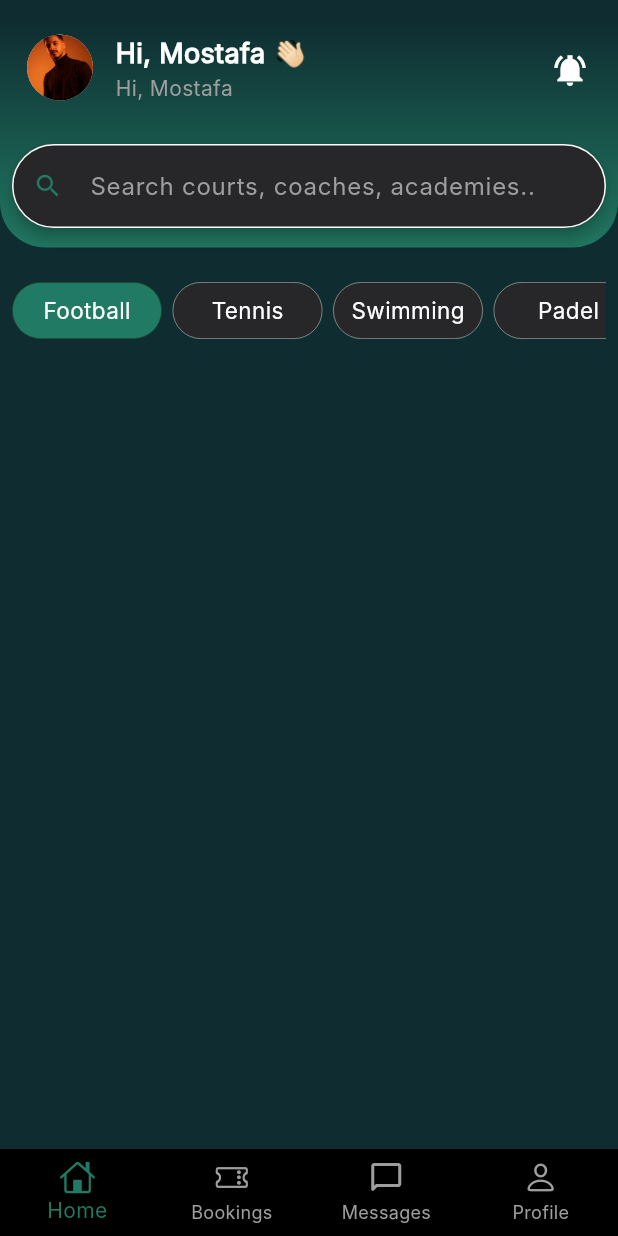
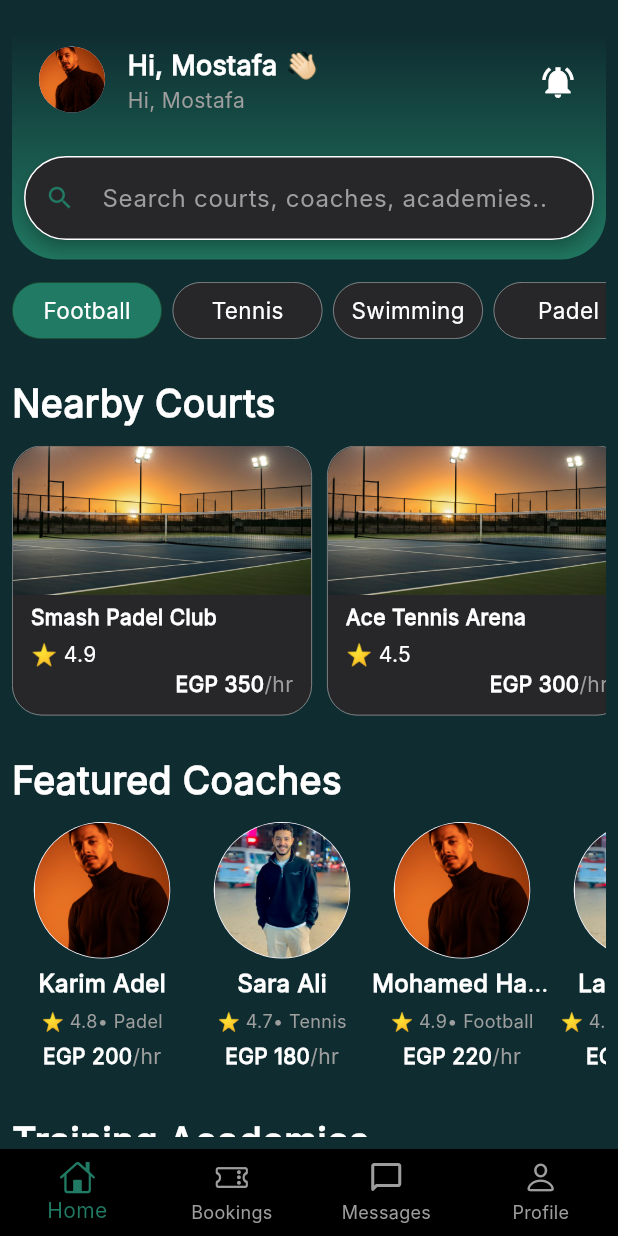
Before and after one commit to mostafa50141/mala3bna, a Flutter app: the screen it shows after launch, on a phone screen of 412 x 824 dp. Run offline on Flutter 3.47's test engine with Material 3 defaults, Android fonts, the phone set to English and light mode, and no system bars; our stand-ins replace gap.

Commit message:
Add courts , coaches and academic

```diff
--- a/lib/features/home/views/home_view.dart
+++ b/lib/features/home/views/home_view.dart
@@ -1,7 +1,11 @@
 import 'package:flutter/material.dart';
 import 'package:gap/gap.dart';
 import 'package:mala3bna/features/home/widgets/games_category.dart';
+import 'package:mala3bna/features/home/widgets/list-view-of-coach-category.dart';
+import 'package:mala3bna/features/home/widgets/list_view-of-courts-category.dart';
+import 'package:mala3bna/features/home/widgets/list_view_of_academic_category.dart';
 import 'package:mala3bna/features/home/widgets/user_info_search_field_container.dart';
+import 'package:mala3bna/shared/custom_text.dart';
 
 class HomeView extends StatefulWidget {
   const HomeView({super.key});
@@ -20,7 +24,12 @@ class _HomeViewState extends State<HomeView> {
       child: GestureDetector(
         onTap: () => FocusScope.of(context).unfocus(),
         child: Scaffold(
-          body: Column(
+          body: Padding(
+            padding: const EdgeInsets.all(8.0),
+            child: SingleChildScrollView(
+              physics: BouncingScrollPhysics(),
+              child: Column(
+                crossAxisAlignment: CrossAxisAlignment.start,
                 children: [
                   Gap(15),
 
@@ -28,9 +37,7 @@ class _HomeViewState extends State<HomeView> {
 
                   Gap(15),
 
-              Padding(
-                padding: const EdgeInsets.all(8.0),
-                child: SingleChildScrollView(
+                  SingleChildScrollView(
                     physics: BouncingScrollPhysics(),
                     scrollDirection: Axis.horizontal,
                     child: GamesCategory(
@@ -38,8 +45,45 @@ class _HomeViewState extends State<HomeView> {
                       category: category,
                     ),
                   ),
+
+                  Gap(25),
+
+                  customText(
+                    text: 'Nearby Courts',
+                    size: 25,
+                    weight: FontWeight.bold,
                   ),
+
+                  Gap(10),
+
+                  ListViewOfCourtsCategory(),
+
+                  Gap(25),
+
+                  customText(
+                    text: 'Featured Coaches',
+                    size: 25,
+                    weight: FontWeight.bold,
+                  ),
+
+                  Gap(10),
+
+                  ListViewOfCoachCategory(),
+
+                  Gap(25),
+
+                  customText(
+                    text: 'Training Academies',
+                    size: 25,
+                    weight: FontWeight.bold,
+                  ),
+
+                  Gap(10),
+
+                  ListViewOfAcademicCategory(),
                 ],
+              ),
+            ),
           ),
         ),
       ),
--- /dev/null
+++ b/lib/features/home/widgets/coach_category.dart
@@ -0,0 +1,76 @@
+import 'package:flutter/material.dart';
+import 'package:gap/gap.dart';
+import 'package:mala3bna/shared/custom_text.dart';
+
+class CoachCategory extends StatelessWidget {
+  const CoachCategory({
+    super.key,
+    required this.imageUrl,
+    required this.coachName,
+    required this.rating,
+    required this.sport,
+    required this.price,
+    this.onTap,
+  });
+  final String imageUrl;
+  final String coachName;
+  final double rating;
+  final String sport;
+  final int price;
+  final void Function()? onTap;
+
+  @override
+  Widget build(BuildContext context) {
+    return GestureDetector(
+      onTap: onTap,
+      child: Container(
+        height: 170,
+        constraints: BoxConstraints(minWidth: 100, maxWidth: 120),
+        child: Column(
+          crossAxisAlignment: CrossAxisAlignment.center,
+          children: [
+            CircleAvatar(
+              radius: 45.5,
+              backgroundColor: Colors.white,
+              child: CircleAvatar(
+                radius: 45,
+                backgroundImage: AssetImage(imageUrl),
+              ),
+            ),
+            Gap(5),
+            customText(
+              text: coachName,
+              size: 16,
+              weight: FontWeight.bold,
+              maxLines: 1,
+              overflow: TextOverflow.ellipsis,
+            ),
+            Gap(5),
+            Row(
+              mainAxisAlignment: MainAxisAlignment.center,
+              children: [
+                customText(text: '⭐ ', size: 12),
+                customText(
+                  text: rating.toString(),
+                  color: Colors.grey,
+                  size: 12,
+                ),
+                customText(text: '• ', color: Colors.grey, size: 12),
+                customText(text: sport, color: Colors.grey, size: 12),
+              ],
+            ),
+            Gap(5),
+            Row(
+              mainAxisAlignment: MainAxisAlignment.center,
+              children: [
+                customText(text: 'EGP ', weight: FontWeight.bold),
+                customText(text: price.toString(), weight: FontWeight.bold),
+                customText(text: '/hr', color: Colors.grey),
+              ],
+            ),
+          ],
+        ),
+      ),
+    );
+  }
+}
--- /dev/null
+++ b/lib/features/home/widgets/courts_category.dart
@@ -0,0 +1,94 @@
+import 'package:flutter/material.dart';
+import 'package:gap/gap.dart';
+import 'package:mala3bna/core/constants/app_colors.dart';
+import 'package:mala3bna/shared/custom_text.dart';
+
+class CourtsCategory extends StatelessWidget {
+  const CourtsCategory({
+    super.key,
+    required this.courtName,
+    required this.price,
+    required this.rating,
+    this.onTap,
+  });
+  final String courtName;
+  final int price;
+  final double rating;
+  final void Function()? onTap;
+
+  @override
+  Widget build(BuildContext context) {
+    return GestureDetector(
+      onTap: onTap,
+      child: Container(
+        margin: EdgeInsets.only(right: 10),
+        height: 180,
+        width: 200,
+        decoration: BoxDecoration(
+          borderRadius: BorderRadius.circular(20),
+          color: AppColors.colorBtnAndCard,
+          border: Border.all(color: Colors.grey, width: 0.5),
+        ),
+
+        child: ClipRRect(
+          borderRadius: BorderRadiusGeometry.circular(20),
+          child: Stack(
+            children: [
+              Positioned(
+                left: 0,
+                right: 0,
+                top: 0,
+                bottom: 80,
+                child: Image.asset(
+                  'assets/images/Court.png',
+                  fit: BoxFit.cover,
+                ),
+              ),
+
+              Positioned(
+                left: 12,
+                right: 12,
+                bottom: 10,
+                child: Row(
+                  crossAxisAlignment: CrossAxisAlignment.end,
+                  children: [
+                    Expanded(
+                      child: Column(
+                        crossAxisAlignment: CrossAxisAlignment.start,
+                        mainAxisSize: MainAxisSize.min,
+                        children: [
+                          customText(text: courtName, weight: FontWeight.bold),
+
+                          Gap(5),
+
+                          Row(
+                            children: [
+                              customText(text: '⭐ '),
+                              customText(text: rating.toString()),
+                            ],
+                          ),
+
+                          Row(
+                            children: [
+                              Spacer(),
+                              customText(text: 'EGP ', weight: FontWeight.bold),
+                              customText(
+                                text: price.toString(),
+                                weight: FontWeight.bold,
+                              ),
+                              customText(text: '/hr', color: Colors.grey),
+                            ],
+                          ),
+                        ],
+                      ),
+                    ),
+                  ],
+                ),
+              ),
+            ],
+          ),
+        ),
+      ),
+    );
+  }
+}
--- /dev/null
+++ b/lib/features/home/widgets/list-view-of-coach-category.dart
@@ -0,0 +1,68 @@
+import 'package:flutter/material.dart';
+import 'package:mala3bna/features/home/widgets/coach_category.dart';
+
+// ignore: must_be_immutable
+class ListViewOfCoachCategory extends StatelessWidget {
+  ListViewOfCoachCategory({super.key});
+
+  List<Map<String, dynamic>> coaches = [
+    {
+      'imageUrl': 'assets/images/MyPhoto.jpg',
+      'coachName': 'Karim Adel',
+      'rating': 4.8,
+      'sport': 'Padel',
+      'price': 200,
+    },
+    {
+      'imageUrl': 'assets/images/MyPhoto2.jpg',
+      'coachName': 'Sara Ali',
+      'rating': 4.7,
+      'sport': 'Tennis',
+      'price': 180,
+    },
+    {
+      'imageUrl': 'assets/images/MyPhoto.jpg',
+      'coachName': 'Mohamed Hassan',
+      'rating': 4.9,
+      'sport': 'Football',
+      'price': 220,
+    },
+    {
+      'imageUrl': 'assets/images/MyPhoto2.jpg',
+      'coachName': 'Laila Samir',
+      'rating': 4.6,
+      'sport': 'Swimming',
+      'price': 170,
+    },
+    {
+      'imageUrl': 'assets/images/MyPhoto.jpg',
+      'coachName': 'Omar Khaled',
+      'rating': 4.8,
+      'sport': 'Padel',
+      'price': 200,
+    },
+  ];
+
+  @override
+  Widget build(BuildContext context) {
+    return SizedBox(
+      height: 170,
+      child: ListView.builder(
+        scrollDirection: Axis.horizontal,
+        physics: BouncingScrollPhysics(),
+        shrinkWrap: true,
+        itemCount: coaches.length,
+        itemBuilder: (context, index) {
+          final coach = coaches[index];
+          return CoachCategory(
+            imageUrl: coach['imageUrl'],
+            coachName: coach['coachName'],
+            rating: coach['rating'],
+            sport: coach['sport'],
+            price: coach['price'],
+          );
+        },
+      ),
+    );
+  }
+}
--- /dev/null
+++ b/lib/features/home/widgets/list_view-of-courts-category.dart
@@ -0,0 +1,36 @@
+import 'package:flutter/material.dart';
+import 'package:mala3bna/features/home/widgets/courts_category.dart';
+
+// ignore: must_be_immutable
+class ListViewOfCourtsCategory extends StatelessWidget {
+  ListViewOfCourtsCategory({super.key});
+
+  List<Map<String, dynamic>> courts = [
+    {'name': 'Smash Padel Club', 'rating': 4.9, 'price': 350},
+    {'name': 'Ace Tennis Arena', 'rating': 4.5, 'price': 300},
+    {'name': 'Blue Wave Swimming', 'rating': 4.7, 'price': 250},
+    {'name': 'Grand Padel Court', 'rating': 4.8, 'price': 400},
+    {'name': 'Elite Tennis Club', 'rating': 4.6, 'price': 320},
+  ];
+
+  @override
+  Widget build(BuildContext context) {
+    return SizedBox(
+      height: 180,
+      child: ListView.builder(
+        scrollDirection: Axis.horizontal,
+        shrinkWrap: true,
+        physics: BouncingScrollPhysics(),
+        itemCount: courts.length,
+        itemBuilder: (context, index) {
+          final court = courts[index];
+          return CourtsCategory(
+            courtName: court['name'],
+            rating: court['rating'],
+            price: court['price'],
+          );
+        },
+      ),
+    );
+  }
+}
--- a/lib/shared/custom_text.dart
+++ b/lib/shared/custom_text.dart
@@ -6,6 +6,9 @@ class customText extends StatelessWidget {
   final Color? color;
   final double? size;
   final FontWeight? weight;
+  final TextOverflow? overflow;
+  final int? maxLines;
+  final TextAlign? textAlign;
 
   const customText({
     super.key,
@@ -13,13 +16,17 @@ class customText extends StatelessWidget {
     this.color,
     this.size,
     this.weight,
+    this.overflow,
+    this.maxLines,
+    this.textAlign,
   });
 
   @override
   Widget build(BuildContext context) {
     return Text(
-      maxLines: 2,
-      overflow: TextOverflow.ellipsis,
+      maxLines: maxLines,
+      overflow: overflow,
+      textAlign: textAlign,
       textScaler: TextScaler.linear(1.0),
       text,
       style: TextStyle(
--- a/pubspec.yaml
+++ b/pubspec.yaml
@@ -28,6 +28,7 @@ environment:
 # the latest version available on pub.dev. To see which dependencies have newer
 # versions available, run `flutter pub outdated`.
 dependencies:
+  cached_network_image: ^3.4.1
   cupertino_icons: ^1.0.8
   dio: ^5.9.0
   flutter:
@@ -64,6 +65,5 @@ flutter:
     - family: Inter
       fonts:
         - asset: assets/fonts/Inter-Regular.otf
-  #
   # For details regarding fonts from package dependencies,
   # see https://flutter.dev/to/font-from-package
```
Also changed, not shown: lib/features/home/widgets/Academics_category.dart (added, +101 -0 lines), lib/features/home/widgets/list_view_of_academic_category.dart (added, +66 -0 lines), lib/shared/custom_btn.dart (+12 -4 lines), assets/images/Court.png (added), assets/images/MyPhoto2.jpg (added), pubspec.lock. Lines whose indentation alone changed are shown as unchanged.
